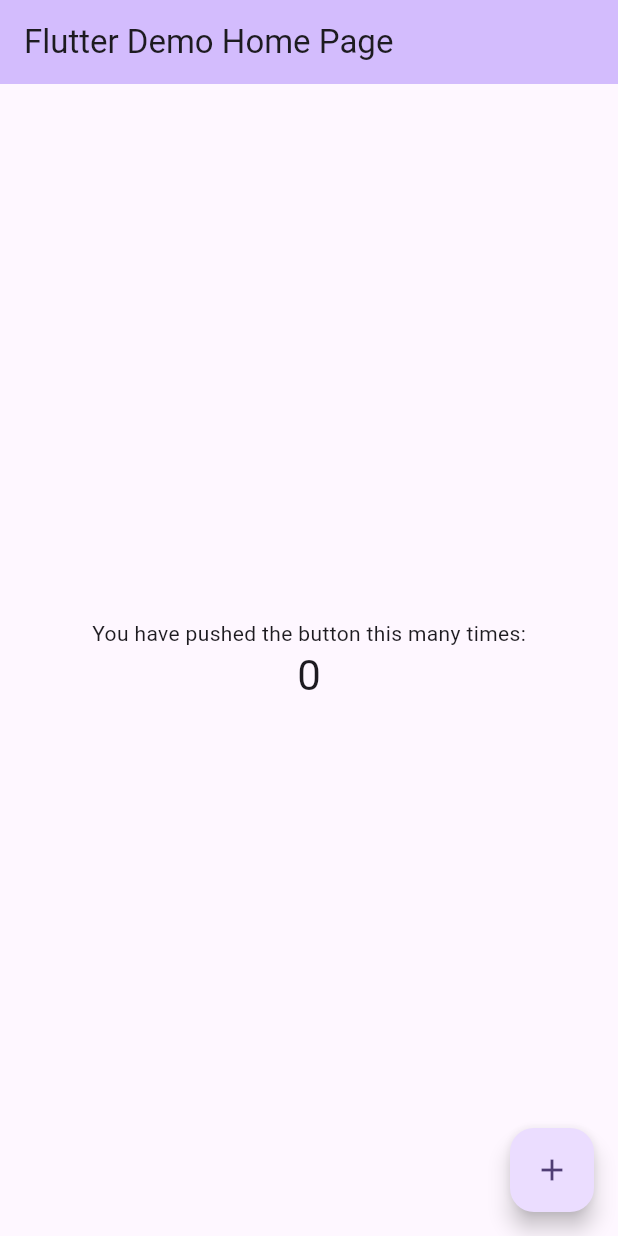
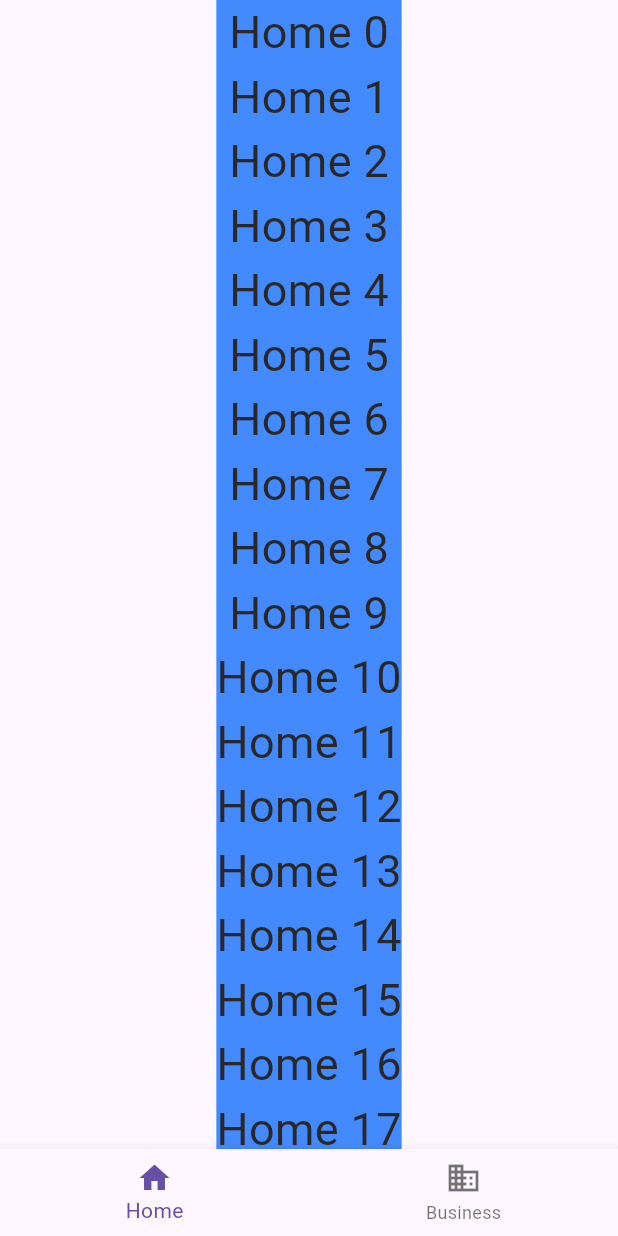
Before and after one commit to celvinren/flutter_tab_bar_demo, a Flutter app: the screen it shows after launch, on a phone screen of 412 x 824 dp. Run offline on Flutter 3.47's test engine with Material 3 defaults, Android fonts, the phone set to English and light mode, and no system bars.

Commit message:
add tab function

```diff
--- a/lib/main.dart
+++ b/lib/main.dart
@@ -1,69 +1,121 @@
+import 'dart:math';
+
 import 'package:flutter/material.dart';
 
 void main() {
-  runApp(const MyApp());
+  runApp(
+    const MaterialApp(
+      home: MyTabbedPage(),
+    ),
+  );
 }
 
-class MyApp extends StatelessWidget {
-  const MyApp({super.key});
+class MyTabbedPage extends StatefulWidget {
+  const MyTabbedPage({super.key});
+
+  @override
+  _MyTabbedPageState createState() => _MyTabbedPageState();
+}
+
+class _MyTabbedPageState extends State<MyTabbedPage> {
+  int _selectedIndex = 0;
+  final PageStorageBucket bucket = PageStorageBucket();
 
   @override
   Widget build(BuildContext context) {
-    return MaterialApp(
-      title: 'Flutter Demo',
-      theme: ThemeData(
-        colorScheme: ColorScheme.fromSeed(seedColor: Colors.deepPurple),
-        useMaterial3: true,
+    return Scaffold(
+      body: PageStorage(
+        bucket: bucket,
+        child: switch (_selectedIndex) {
+          0 => const Page1(),
+          1 => const Page2(),
+          int() => const Page1(),
+        },
       ),
-      home: const MyHomePage(title: 'Flutter Demo Home Page'),
+      bottomNavigationBar: BottomNavigationBar(
+        currentIndex: _selectedIndex,
+        onTap: (int index) {
+          setState(() {
+            _selectedIndex = index;
+          });
+        },
+        items: const [
+          BottomNavigationBarItem(
+            icon: Icon(Icons.home),
+            label: 'Home',
+          ),
+          BottomNavigationBarItem(
+            icon: Icon(Icons.business),
+            label: 'Business',
+          ),
+        ],
+      ),
     );
   }
 }
 
-class MyHomePage extends StatefulWidget {
-  const MyHomePage({super.key, required this.title});
-
-  final String title;
-
-  @override
-  State<MyHomePage> createState() => _MyHomePageState();
-}
-
-class _MyHomePageState extends State<MyHomePage> {
-  int _counter = 0;
-
-  void _incrementCounter() {
-    setState(() {
-      _counter++;
-    });
-  }
+class Page1 extends StatelessWidget {
+  const Page1({super.key});
 
   @override
   Widget build(BuildContext context) {
-    return Scaffold(
-      appBar: AppBar(
-        backgroundColor: Theme.of(context).colorScheme.inversePrimary,
-        title: Text(widget.title),
-      ),
-      body: Center(
-        child: Column(
-          mainAxisAlignment: MainAxisAlignment.center,
-          children: <Widget>[
-            const Text(
-              'You have pushed the button this many times:',
-            ),
-            Text(
-              '$_counter',
-              style: Theme.of(context).textTheme.headlineMedium,
-            ),
-          ],
+    return SingleChildScrollView(
+      key: const PageStorageKey('page1'),
+      child: Center(
+        child: ColoredBox(
+          color: Colors.blueAccent,
+          child: Column(
+            children: [
+              for (int i = 0; i < 100; i++)
+                Text(
+                  'Home $i',
+                  style: TextStyle(
+                    fontSize: 30,
+                    color: Color.fromARGB(
+                      255,
+                      Random().nextInt(255),
+                      Random().nextInt(255),
+                      Random().nextInt(255),
+                    ),
+                  ),
+                ),
+            ],
+          ),
         ),
-      ),
-      floatingActionButton: FloatingActionButton(
-        onPressed: _incrementCounter,
-        tooltip: 'Increment',
-        child: const Icon(Icons.add),
       ),
     );
   }
 }
+
+class Page2 extends StatelessWidget {
+  const Page2({super.key});
+
+  @override
+  Widget build(BuildContext context) {
+    return SingleChildScrollView(
+      key: const PageStorageKey('page2'),
+      child: Center(
+        child: ColoredBox(
+          color: Colors.blueAccent,
+          child: Column(
+            children: [
+              for (int i = 0; i < 100; i++)
+                Text(
+                  'Business$i',
+                  style: TextStyle(
+                    fontSize: 30,
+                    color: Color.fromARGB(
+                      255,
+                      Random().nextInt(255),
+                      Random().nextInt(255),
+                      Random().nextInt(255),
+                    ),
+                  ),
+                ),
+            ],
+          ),
+        ),
+      ),
+    );
+  }
+}
```
Also changed, not shown: 1 other file.
